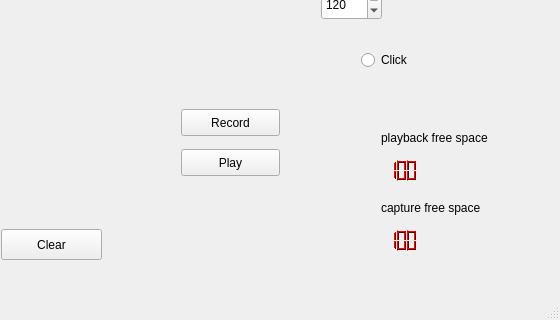
Qt form mainwindow.ui (fredericabry/raspiloop) before a commit; both pictures show x 589 to 1149 and y 218 to 538 of the 1149 by 538 pixel window.
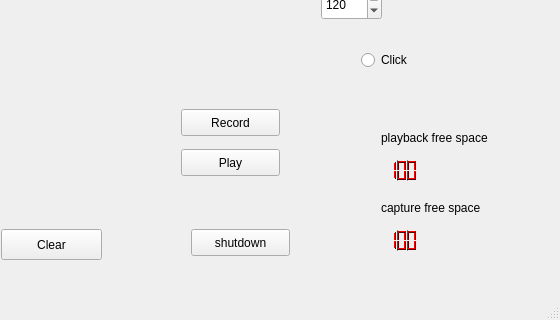
The same form after that commit.

Patch:
```diff
--- a/mainwindow.ui
+++ b/mainwindow.ui
@@ -1089,6 +1089,19 @@
      <string>capture free space</string>
     </property>
    </widget>
+   <widget class="QPushButton" name="b_shutdown">
+    <property name="geometry">
+     <rect>
+      <x>780</x>
+      <y>430</y>
+      <width>99</width>
+      <height>27</height>
+     </rect>
+    </property>
+    <property name="text">
+     <string>shutdown</string>
+    </property>
+   </widget>
   </widget>
   <widget class="QMenuBar" name="menuBar">
    <property name="geometry">
```
